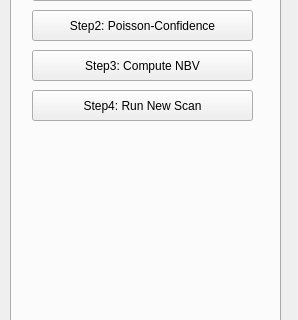
Old version of the form Point Cloud/UI/camera_para.ui in the repository sunwaylive/quality-driven-poisson-guided-autoscanning; both pictures show x 0 to 298 and y 316 to 636 of the 298 by 1017 pixel window.
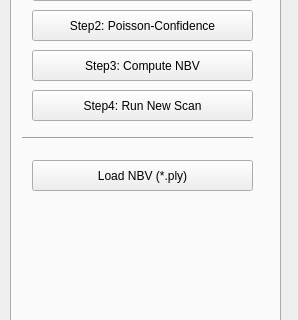
New version of the form.

Commit message:
1. added load nbv button
2. drew transparent camera

Patch:
```diff
--- a/Point Cloud/UI/camera_para.ui
+++ b/Point Cloud/UI/camera_para.ui
@@ -192,6 +192,32 @@
       <string>Step2: Compute NBV</string>
      </property>
     </widget>
+    <widget class="Line" name="line_6">
+     <property name="geometry">
+      <rect>
+       <x>10</x>
+       <y>410</y>
+       <width>231</width>
+       <height>16</height>
+      </rect>
+     </property>
+     <property name="orientation">
+      <enum>Qt::Horizontal</enum>
+     </property>
+    </widget>
+    <widget class="QPushButton" name="pushButton_load_to_nbv">
+     <property name="geometry">
+      <rect>
+       <x>20</x>
+       <y>440</y>
+       <width>221</width>
+       <height>31</height>
+      </rect>
+     </property>
+     <property name="text">
+      <string>Load NBV (*.ply)</string>
+     </property>
+    </widget>
    </widget>
    <widget class="QWidget" name="tab">
     <attribute name="title">
```
The commit also changes 5 other files.
